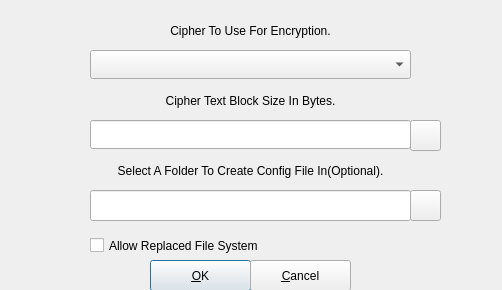
This is src/engines/cryfscreateoptions.ui in mhogomchungu/sirikali as Qt 5 draws it before an edit. The edited form follows.
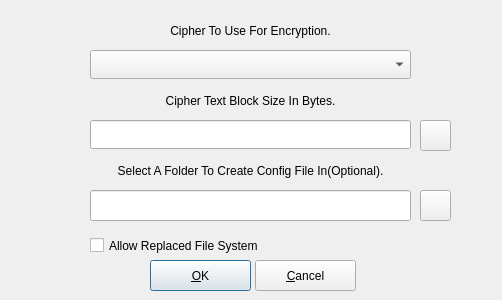
This is the edited form.

Commit message:
chore: [UI] Add space for button
Add space for button.

The edit to the form file:
```diff
--- a/src/engines/cryfscreateoptions.ui
+++ b/src/engines/cryfscreateoptions.ui
@@ -7,7 +7,7 @@
     <x>0</x>
     <y>0</y>
     <width>502</width>
-    <height>290</height>
+    <height>300</height>
    </rect>
   </property>
   <property name="windowTitle">
@@ -87,7 +87,7 @@
   <widget class="QPushButton" name="pbCancel">
    <property name="geometry">
     <rect>
-     <x>250</x>
+     <x>255</x>
      <y>260</y>
      <width>101</width>
      <height>31</height>
@@ -135,7 +135,7 @@
   <widget class="QPushButton" name="pbConfigPath">
    <property name="geometry">
     <rect>
-     <x>410</x>
+     <x>420</x>
      <y>190</y>
      <width>31</width>
      <height>31</height>
@@ -148,7 +148,7 @@
   <widget class="QPushButton" name="pbOptions">
    <property name="geometry">
     <rect>
-     <x>410</x>
+     <x>420</x>
      <y>120</y>
      <width>31</width>
      <height>31</height>
```
